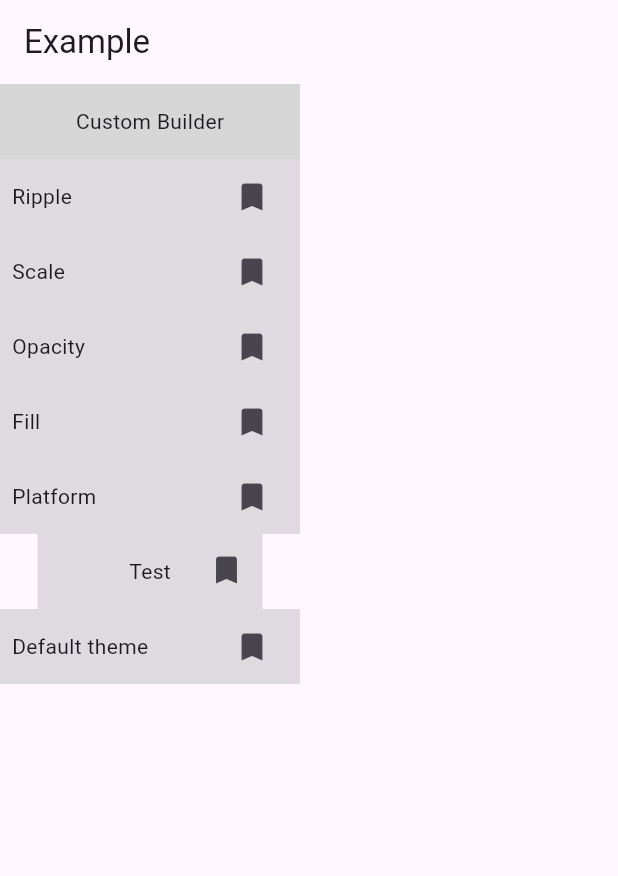
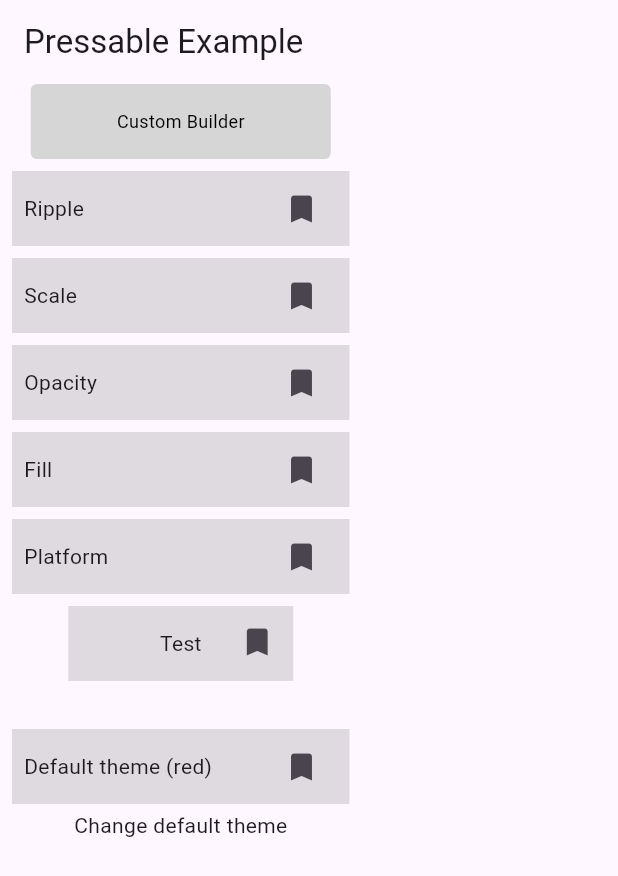
Before and after one commit to vaetas/pressable, a Flutter app: the screen it shows after launch, on a phone screen of 412 x 824 dp. Shown: the top 876 px of the screen. Run offline on Flutter 3.47's test engine with Material 3 defaults, Android fonts, the phone set to English and light mode, and no system bars; project files that could hold a hidden picture were left out.

Commit message:
fix: cleanup example

```diff
--- a/example/lib/main.dart
+++ b/example/lib/main.dart
@@ -3,32 +3,45 @@ import 'package:flutter/material.dart';
 import 'package:pressable/pressable.dart';
 
 void main() {
-  runApp(const MyApp());
+  runApp(const ExampleApp());
 }
 
-class MyApp extends StatelessWidget {
-  const MyApp({super.key});
+class ExampleApp extends StatelessWidget {
+  const ExampleApp({super.key});
 
   @override
   Widget build(BuildContext context) {
     return MaterialApp(
-      title: 'Flutter Demo',
+      title: 'Pressable',
       theme: ThemeData(primarySwatch: Colors.blue),
       home: const HomeScreen(),
     );
   }
 }
 
-class HomeScreen extends StatelessWidget {
+class HomeScreen extends StatefulWidget {
   const HomeScreen({super.key});
+
+  @override
+  State<HomeScreen> createState() => _HomeScreenState();
+}
+
+class _HomeScreenState extends State<HomeScreen> {
+  var _defaultTheme = const PressableThemeFill(fillColor: Colors.red);
 
   @override
   Widget build(BuildContext context) {
     return Scaffold(
-      appBar: AppBar(title: const Text('Example')),
-      body: Column(
+      appBar: AppBar(
+        title: const Text('Pressable Example'),
+        centerTitle: false,
+      ),
+      body: Padding(
+        padding: const EdgeInsets.symmetric(horizontal: 8),
+        child: Column(
           children: [
             PressableBuilder(
+              key: ValueKey('pressable-builder'),
               onPressed: () {
                 print('[HomeScreen.build] Builder pressed');
               },
@@ -36,19 +49,34 @@ class HomeScreen extends StatelessWidget {
                 return AnimatedContainer(
                   width: 200,
                   height: 50,
+                  duration: const Duration(milliseconds: 100),
+                  decoration: BoxDecoration(
+                    borderRadius: BorderRadius.circular(4),
                     color: isPressed ? Colors.blue : const Color(0xFFd6d6d6),
-                duration: const Duration(milliseconds: 100),
-                child: const Center(child: Text('Custom Builder')),
+                  ),
+                  child: Center(
+                    child: Text(
+                      'Custom Builder',
+                      style: TextStyle(
+                        fontSize: 12,
+                        color: isPressed ? Colors.white : Colors.black,
+                      ),
+                    ),
+                  ),
                 );
               },
             ),
+            const SizedBox(height: 8),
             PressableRipple(
+              key: ValueKey('pressable-ripple'),
               onPressed: () {
                 print('[HomeScreen.build] Ripple pressed');
               },
               child: const ExampleButton(title: 'Ripple'),
             ),
+            const SizedBox(height: 8),
             PressableScale(
+              key: ValueKey('pressable-scale'),
               onPressed: () {
                 print('[HomeScreen.build] Scale pressed');
               },
@@ -64,7 +92,9 @@ class HomeScreen extends StatelessWidget {
               theme: const PressableThemeScale(scaleFactor: 0.8),
               child: const ExampleButton(title: 'Scale'),
             ),
+            const SizedBox(height: 8),
             PressableOpacity(
+              key: ValueKey('pressable-opacity'),
               onPressed: () {
                 print('[HomeScreen.build] Opacity pressed');
               },
@@ -77,30 +107,36 @@ class HomeScreen extends StatelessWidget {
               ),
               child: const ExampleButton(title: 'Opacity'),
             ),
+            const SizedBox(height: 8),
             PressableFill(
+              key: ValueKey('pressable-fill'),
               onPressed: () {
                 print('[HomeScreen.build] Fill pressed');
               },
               theme: const PressableThemeFill(fillColor: Colors.red),
               child: const ExampleButton(title: 'Fill'),
             ),
+            const SizedBox(height: 8),
             PressablePlatform(
+              key: ValueKey('pressable-platform'),
               onPressed: () {
                 print('[HomeScreen.build] Platform pressed');
               },
               ios: const PressableThemeRipple(),
-            android: const PressableThemeRipple(),
-            macos: const PressableThemeRipple(),
-            linux: const PressableThemeRipple(),
-            windows: const PressableThemeRipple(),
-            web: const PressableThemeRipple(),
+              android: const PressableThemeScale(),
+              macos: const PressableThemeScale(),
+              linux: const PressableThemeFill(),
+              windows: const PressableThemeOpacity(),
+              web: const PressableThemeScale(),
               child: const ExampleButton(title: 'Platform'),
             ),
+            const SizedBox(height: 8),
             SizedBox(
               width: 150,
               child: Stack(
                 children: [
                   PressableScale(
+                    key: ValueKey('pressable-scale-stack'),
                     onPressed: () {
                       print('[HomeScreen.build] Scale pressed');
                     },
@@ -121,16 +157,40 @@ class HomeScreen extends StatelessWidget {
                 ],
               ),
             ),
+            const SizedBox(height: 32),
             DefaultPressableTheme(
-            fillTheme: const PressableThemeFill(fillColor: Colors.green),
+              fillTheme: _defaultTheme,
               child: PressableFill(
+                key: ValueKey('pressable-fill-default'),
                 onPressed: () {
                   print('[HomeScreen.build] Default theme pressed');
                 },
-              child: const ExampleButton(title: 'Default theme'),
+                child: ExampleButton(
+                  title:
+                      'Default theme ${_defaultTheme.fillColor == Colors.red ? '(red)' : '(blue))'}',
                 ),
               ),
+            ),
+            const SizedBox(height: 4),
+            PressableOpacity(
+              key: ValueKey('pressable-change-default-theme'),
+              child: Text('Change default theme'),
+              onPressed: () {
+                setState(() {
+                  if (_defaultTheme.fillColor == Colors.red) {
+                    _defaultTheme = const PressableThemeFill(
+                      fillColor: Colors.blue,
+                    );
+                  } else {
+                    _defaultTheme = const PressableThemeFill(
+                      fillColor: Colors.red,
+                    );
+                  }
+                });
+              },
+            ),
           ],
+        ),
       ),
     );
   }
@@ -144,7 +204,7 @@ class ExampleButton extends StatelessWidget {
   @override
   Widget build(BuildContext context) {
     return Container(
-      width: 200,
+      width: 225,
       height: 50,
       padding: const EdgeInsets.symmetric(horizontal: 8),
       color: Colors.black12,
--- a/lib/pressable.dart
+++ b/lib/pressable.dart
@@ -4,7 +4,7 @@ export 'package:pressable/src/builder.dart';
 export 'package:pressable/src/fill.dart';
 export 'package:pressable/src/opacity.dart';
 export 'package:pressable/src/platform.dart';
-export 'package:pressable/src/provider.dart';
 export 'package:pressable/src/ripple.dart';
 export 'package:pressable/src/scale.dart';
+export 'package:pressable/src/theme/provider.dart';
 export 'package:pressable/src/theme/theme.dart';
```
Also changed, not shown: lib/src/theme/provider.dart (renamed from lib/src/provider.dart). Lines whose indentation alone changed are shown as unchanged.
